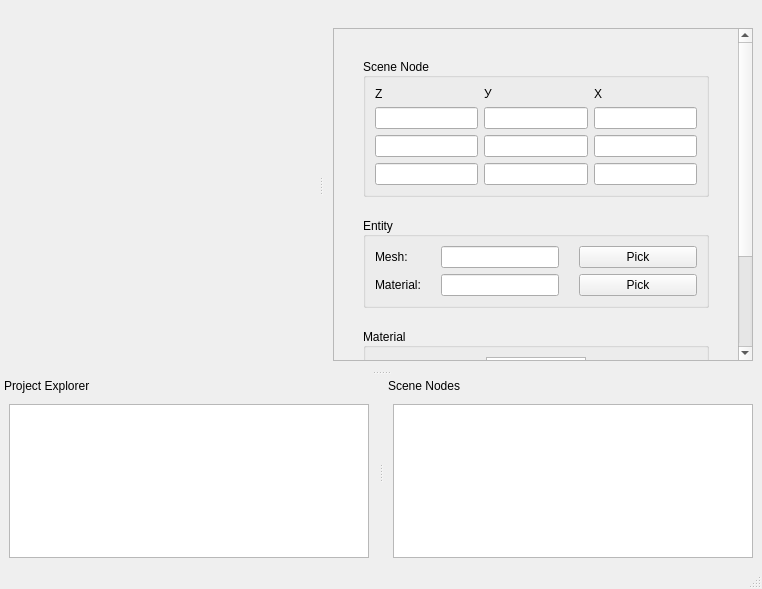
Old version of the form mainwindow.ui in the repository Smiter/Ogre_editor.
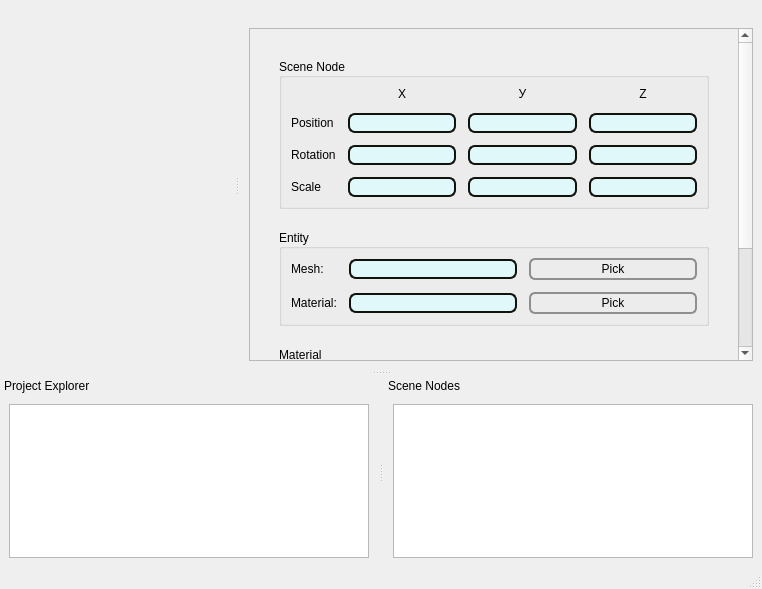
New version of the form.

```diff
--- a/mainwindow.ui
+++ b/mainwindow.ui
@@ -198,7 +198,7 @@
           <x>0</x>
           <y>0</y>
           <width>436</width>
-          <height>446</height>
+          <height>466</height>
          </rect>
         </property>
         <property name="sizePolicy">
@@ -245,7 +245,10 @@
                 <property name="sizeConstraint">
                  <enum>QLayout::SetDefaultConstraint</enum>
                 </property>
-                <item row="1" column="0">
+                <property name="spacing">
+                 <number>12</number>
+                </property>
+                <item row="1" column="1">
                  <widget class="QLineEdit" name="position_z">
                   <property name="sizePolicy">
                    <sizepolicy hsizetype="Preferred" vsizetype="Fixed">
@@ -253,9 +256,19 @@
                     <verstretch>0</verstretch>
                    </sizepolicy>
                   </property>
+                  <property name="styleSheet">
+                   <string notr="true">QLineEdit {	
+     border: 2px solid gray;
+     border-radius: 7px;
+     padding: 0 8px;
+     background: rgb(225, 248, 250);	
+	 border-color:rgb(16, 18, 12);
+
+ }</string>
+                  </property>
                  </widget>
                 </item>
-                <item row="1" column="2">
+                <item row="1" column="3">
                  <widget class="QLineEdit" name="position_x">
                   <property name="sizePolicy">
                    <sizepolicy hsizetype="Preferred" vsizetype="Fixed">
@@ -263,9 +276,19 @@
                     <verstretch>0</verstretch>
                    </sizepolicy>
                   </property>
+                  <property name="styleSheet">
+                   <string notr="true">QLineEdit {	
+     border: 2px solid gray;
+     border-radius: 7px;
+     padding: 0 8px;
+     background: rgb(225, 248, 250);	
+	 border-color:rgb(16, 18, 12);
+
+ }</string>
+                  </property>
                  </widget>
                 </item>
-                <item row="1" column="1">
+                <item row="1" column="2">
                  <widget class="QLineEdit" name="position_y">
                   <property name="sizePolicy">
                    <sizepolicy hsizetype="Preferred" vsizetype="Fixed">
@@ -273,9 +296,19 @@
                     <verstretch>0</verstretch>
                    </sizepolicy>
                   </property>
+                  <property name="styleSheet">
+                   <string notr="true">QLineEdit {	
+     border: 2px solid gray;
+     border-radius: 7px;
+     padding: 0 8px;
+     background: rgb(225, 248, 250);	
+	 border-color:rgb(16, 18, 12);
+
+ }</string>
+                  </property>
                  </widget>
                 </item>
-                <item row="2" column="2">
+                <item row="2" column="3">
                  <widget class="QLineEdit" name="rotation_x">
                   <property name="sizePolicy">
                    <sizepolicy hsizetype="Preferred" vsizetype="Fixed">
@@ -283,9 +316,19 @@
                     <verstretch>0</verstretch>
                    </sizepolicy>
                   </property>
+                  <property name="styleSheet">
+                   <string notr="true">QLineEdit {	
+     border: 2px solid gray;
+     border-radius: 7px;
+     padding: 0 8px;
+     background: rgb(225, 248, 250);	
+	 border-color:rgb(16, 18, 12);
+
+ }</string>
+                  </property>
                  </widget>
                 </item>
-                <item row="2" column="1">
+                <item row="2" column="2">
                  <widget class="QLineEdit" name="rotation_y">
                   <property name="sizePolicy">
                    <sizepolicy hsizetype="Preferred" vsizetype="Fixed">
@@ -293,9 +336,19 @@
                     <verstretch>0</verstretch>
                    </sizepolicy>
                   </property>
+                  <property name="styleSheet">
+                   <string notr="true">QLineEdit {	
+     border: 2px solid gray;
+     border-radius: 7px;
+     padding: 0 8px;
+     background: rgb(225, 248, 250);	
+	 border-color:rgb(16, 18, 12);
+
+ }</string>
+                  </property>
                  </widget>
                 </item>
-                <item row="2" column="0">
+                <item row="2" column="1">
                  <widget class="QLineEdit" name="rotation_z">
                   <property name="sizePolicy">
                    <sizepolicy hsizetype="Preferred" vsizetype="Fixed">
@@ -303,9 +356,19 @@
                     <verstretch>0</verstretch>
                    </sizepolicy>
                   </property>
+                  <property name="styleSheet">
+                   <string notr="true">QLineEdit {	
+     border: 2px solid gray;
+     border-radius: 7px;
+     padding: 0 8px;
+     background: rgb(225, 248, 250);	
+	 border-color:rgb(16, 18, 12);
+
+ }</string>
+                  </property>
                  </widget>
                 </item>
-                <item row="3" column="2">
+                <item row="3" column="3">
                  <widget class="QLineEdit" name="scale_x">
                   <property name="sizePolicy">
                    <sizepolicy hsizetype="Preferred" vsizetype="Fixed">
@@ -313,9 +376,19 @@
                     <verstretch>0</verstretch>
                    </sizepolicy>
                   </property>
+                  <property name="styleSheet">
+                   <string notr="true">QLineEdit {	
+     border: 2px solid gray;
+     border-radius: 7px;
+     padding: 0 8px;
+     background: rgb(225, 248, 250);	
+	 border-color:rgb(16, 18, 12);
+
+ }</string>
+                  </property>
                  </widget>
                 </item>
-                <item row="3" column="1">
+                <item row="3" column="2">
                  <widget class="QLineEdit" name="scale_y">
                   <property name="sizePolicy">
                    <sizepolicy hsizetype="Preferred" vsizetype="Fixed">
@@ -323,9 +396,19 @@
                     <verstretch>0</verstretch>
                    </sizepolicy>
                   </property>
+                  <property name="styleSheet">
+                   <string notr="true">QLineEdit {	
+     border: 2px solid gray;
+     border-radius: 7px;
+     padding: 0 8px;
+     background: rgb(225, 248, 250);	
+	 border-color:rgb(16, 18, 12);
+
+ }</string>
+                  </property>
                  </widget>
                 </item>
-                <item row="3" column="0">
+                <item row="3" column="1">
                  <widget class="QLineEdit" name="scale_z">
                   <property name="sizePolicy">
                    <sizepolicy hsizetype="Preferred" vsizetype="Fixed">
@@ -333,22 +416,19 @@
                     <verstretch>0</verstretch>
                    </sizepolicy>
                   </property>
+                  <property name="styleSheet">
+                   <string notr="true">QLineEdit {	
+     border: 2px solid gray;
+     border-radius: 7px;
+     padding: 0 8px;
+     background: rgb(225, 248, 250);	
+	 border-color:rgb(16, 18, 12);
+
+ }</string>
+                  </property>
                  </widget>
                 </item>
                 <item row="0" column="2">
-                 <widget class="QLabel" name="label_29">
-                  <property name="sizePolicy">
-                   <sizepolicy hsizetype="Preferred" vsizetype="Fixed">
-                    <horstretch>0</horstretch>
-                    <verstretch>0</verstretch>
-                   </sizepolicy>
-                  </property>
-                  <property name="text">
-                   <string>X</string>
-                  </property>
-                 </widget>
-                </item>
-                <item row="0" column="1">
                  <widget class="QLabel" name="label_30">
                   <property name="sizePolicy">
                    <sizepolicy hsizetype="Preferred" vsizetype="Fixed">
@@ -359,9 +439,28 @@
                   <property name="text">
                    <string>У</string>
                   </property>
+                  <property name="alignment">
+                   <set>Qt::AlignCenter</set>
+                  </property>
                  </widget>
                 </item>
-                <item row="0" column="0">
+                <item row="0" column="1">
+                 <widget class="QLabel" name="label_29">
+                  <property name="sizePolicy">
+                   <sizepolicy hsizetype="Preferred" vsizetype="Fixed">
+                    <horstretch>0</horstretch>
+                    <verstretch>0</verstretch>
+                   </sizepolicy>
+                  </property>
+                  <property name="text">
+                   <string>X</string>
+                  </property>
+                  <property name="alignment">
+                   <set>Qt::AlignCenter</set>
+                  </property>
+                 </widget>
+                </item>
+                <item row="0" column="3">
                  <widget class="QLabel" name="label_31">
                   <property name="sizePolicy">
                    <sizepolicy hsizetype="Preferred" vsizetype="Fixed">
@@ -372,6 +471,48 @@
                   <property name="text">
                    <string>Z</string>
                   </property>
+                  <property name="alignment">
+                   <set>Qt::AlignCenter</set>
+                  </property>
+                 </widget>
+                </item>
+                <item row="1" column="0">
+                 <widget class="QLabel" name="label">
+                  <property name="sizePolicy">
+                   <sizepolicy hsizetype="Fixed" vsizetype="Fixed">
+                    <horstretch>0</horstretch>
+                    <verstretch>0</verstretch>
+                   </sizepolicy>
+                  </property>
+                  <property name="text">
+                   <string>Position</string>
+                  </property>
+                 </widget>
+                </item>
+                <item row="2" column="0">
+                 <widget class="QLabel" name="label_2">
+                  <property name="sizePolicy">
+                   <sizepolicy hsizetype="Fixed" vsizetype="Fixed">
+                    <horstretch>0</horstretch>
+                    <verstretch>0</verstretch>
+                   </sizepolicy>
+                  </property>
+                  <property name="text">
+                   <string>Rotation</string>
+                  </property>
+                 </widget>
+                </item>
+                <item row="3" column="0">
+                 <widget class="QLabel" name="label_3">
+                  <property name="sizePolicy">
+                   <sizepolicy hsizetype="Fixed" vsizetype="Fixed">
+                    <horstretch>0</horstretch>
+                    <verstretch>0</verstretch>
+                   </sizepolicy>
+                  </property>
+                  <property name="text">
+                   <string>Scale</string>
+                  </property>
                  </widget>
                 </item>
                </layout>
@@ -399,8 +540,8 @@
              <layout class="QGridLayout" name="gridLayout_6">
               <item row="0" column="0">
                <layout class="QGridLayout" name="gridLayout_5">
-                <property name="horizontalSpacing">
-                 <number>20</number>
+                <property name="spacing">
+                 <number>12</number>
                 </property>
                 <item row="0" column="1">
                  <widget class="QLineEdit" name="mesh_edit">
@@ -410,6 +551,16 @@
                     <verstretch>0</verstretch>
                    </sizepolicy>
                   </property>
+                  <property name="styleSheet">
+                   <string notr="true">QLineEdit {	
+     border: 2px solid gray;
+     border-radius: 7px;
+     padding: 0 8px;
+     background: rgb(225, 248, 250);	
+	 border-color:rgb(16, 18, 12);
+
+ }</string>
+                  </property>
                  </widget>
                 </item>
                 <item row="1" column="1">
@@ -420,6 +571,16 @@
                     <verstretch>0</verstretch>
                    </sizepolicy>
                   </property>
+                  <property name="styleSheet">
+                   <string notr="true">QLineEdit {	
+     border: 2px solid gray;
+     border-radius: 7px;
+     padding: 0 8px;
+     background: rgb(225, 248, 250);	
+	 border-color:rgb(16, 18, 12);
+
+ }</string>
+                  </property>
                  </widget>
                 </item>
                 <item row="0" column="0">
@@ -443,6 +604,26 @@
                     <verstretch>0</verstretch>
                    </sizepolicy>
                   </property>
+                  <property name="styleSheet">
+                   <string notr="true">QPushButton {
+     border: 2px solid #8f8f91;
+     border-radius: 7px;
+    border: 2px solid #8f8f91;
+     border-radius: 6px;
+     background-color: qlineargradient(x1: 0, y1: 0, x2: 0, y2: 1,
+                                       stop: 0 #f6f7fa, stop: 1 #dadbde);
+     min-width: 80px;   
+	padding: 2 8px;
+ }
+
+ QPushButton:pressed {
+     background-color: qlineargradient(x1: 0, y1: 0, x2: 0, y2: 1,
+                                       stop: 0 #dadbde, stop: 1 #f6f7fa);
+ }
+
+
+</string>
+                  </property>
                   <property name="text">
                    <string>Pick</string>
                   </property>
@@ -456,6 +637,26 @@
                     <verstretch>0</verstretch>
                    </sizepolicy>
                   </property>
+                  <property name="styleSheet">
+                   <string notr="true">QPushButton {
+     border: 2px solid #8f8f91;
+     border-radius: 7px;
+    border: 2px solid #8f8f91;
+     border-radius: 6px;
+     background-color: qlineargradient(x1: 0, y1: 0, x2: 0, y2: 1,
+                                       stop: 0 #f6f7fa, stop: 1 #dadbde);
+     min-width: 80px;   
+	padding: 2 8px;
+ }
+
+ QPushButton:pressed {
+     background-color: qlineargradient(x1: 0, y1: 0, x2: 0, y2: 1,
+                                       stop: 0 #dadbde, stop: 1 #f6f7fa);
+ }
+
+
+</string>
+                  </property>
                   <property name="text">
                    <string>Pick</string>
                   </property>
@@ -499,8 +700,8 @@
              <layout class="QGridLayout" name="gridLayout_8">
               <item row="0" column="0">
                <layout class="QGridLayout" name="gridLayout_7">
-                <property name="horizontalSpacing">
-                 <number>50</number>
+                <property name="spacing">
+                 <number>0</number>
                 </property>
                 <item row="1" column="0">
                  <widget class="QGraphicsView" name="graphicsView_4">
@@ -508,7 +709,7 @@
                    <bool>true</bool>
                   </property>
                   <property name="sizePolicy">
-                   <sizepolicy hsizetype="Maximum" vsizetype="Maximum">
+                   <sizepolicy hsizetype="Fixed" vsizetype="Fixed">
                     <horstretch>0</horstretch>
                     <verstretch>0</verstretch>
                    </sizepolicy>
@@ -525,6 +726,9 @@
                     <height>100</height>
                    </size>
                   </property>
+                  <property name="alignment">
+                   <set>Qt::AlignCenter</set>
+                  </property>
                  </widget>
                 </item>
                </layout>
```
